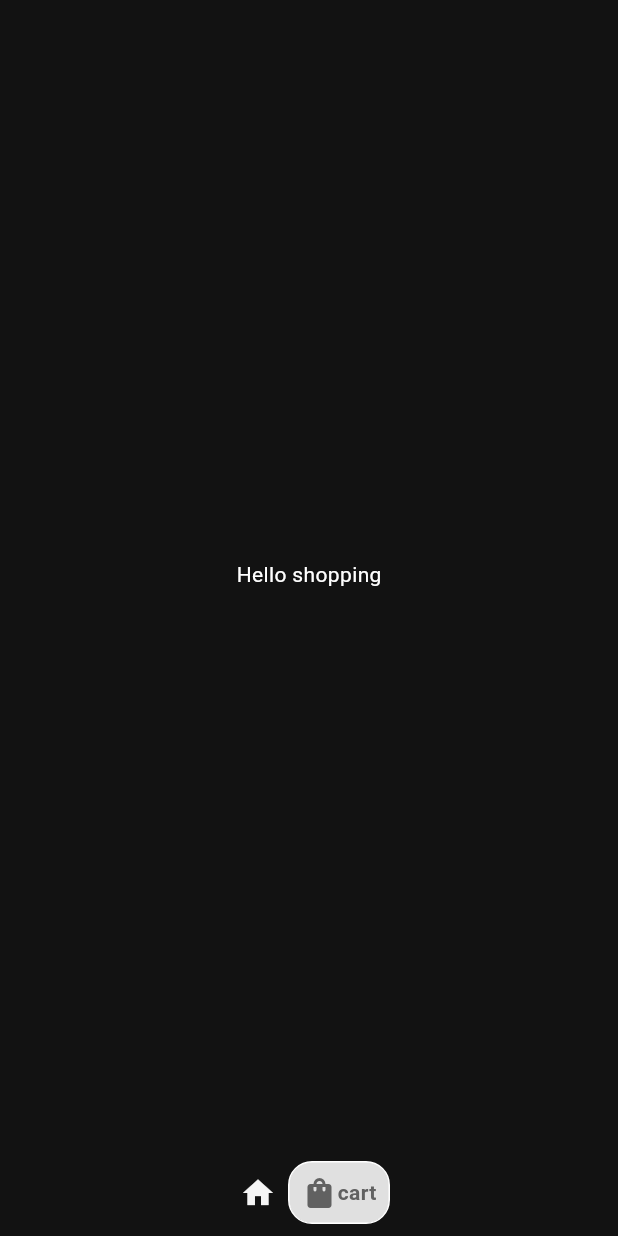
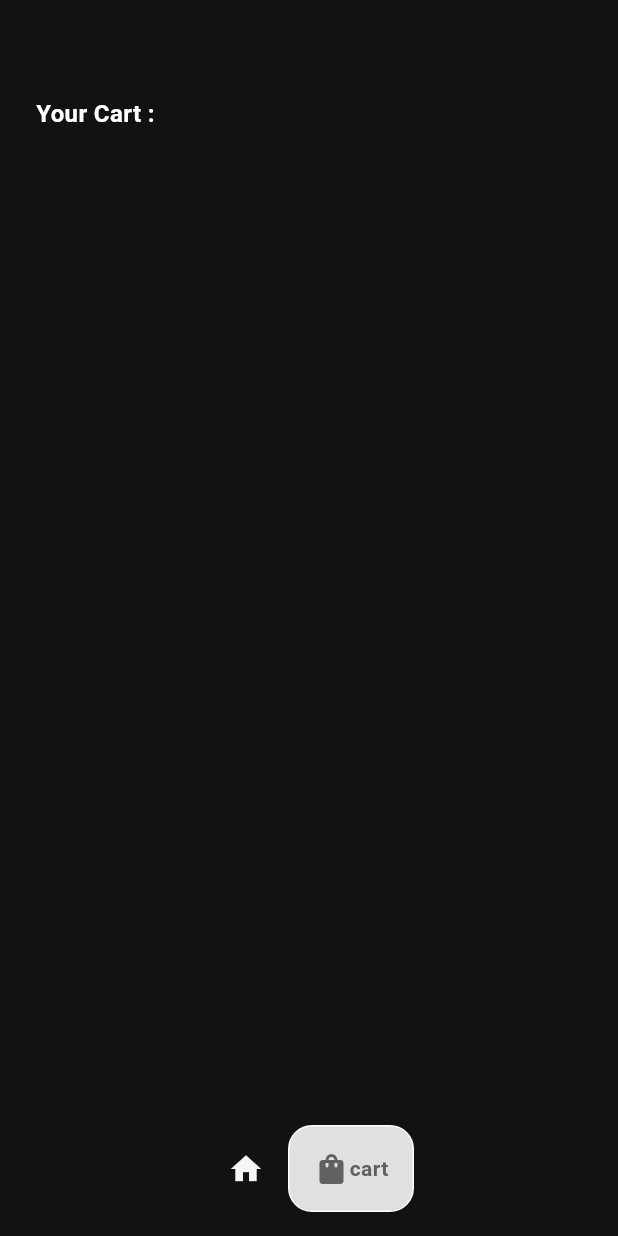
Before and after one commit to Waheed-Ashraf/Coffee-App, a Flutter app: the HomeView screen opened by its route, item 2 of the bottom bar chosen, on a phone screen of 412 x 824 dp. Run offline on Flutter 3.47's test engine with Material 3 defaults, Android fonts, the phone set to English and light mode, and no system bars; drawn by our look-alikes of google_nav_bar; our stand-ins replace bloc, go_router.

Commit message:
shop cart Cubit

```diff
--- a/lib/core/widgets/custom_bottom_navbar.dart
+++ b/lib/core/widgets/custom_bottom_navbar.dart
@@ -11,9 +11,9 @@ class CustomBottomNavBar extends StatelessWidget {
   @override
   Widget build(BuildContext context) {
     return Container(
-      margin: const EdgeInsets.all(8),
+      margin: const EdgeInsets.all(16),
       child: GNav(
-          padding: const EdgeInsets.all(8),
+          padding: const EdgeInsets.all(16),
           onTabChange: onTabChange,
           color: Colors.grey[400],
           mainAxisAlignment: MainAxisAlignment.center,
--- a/lib/featuers/HomeView/data/ProductsDataSource/products_data.dart
+++ b/lib/featuers/HomeView/data/ProductsDataSource/products_data.dart
@@ -22,3 +22,5 @@ List<ProductModel> productsData = [
     price: 55,
   ),
 ];
+
+List<ProductModel> shopCart = [];
--- a/lib/featuers/HomeView/view/shop_cart_view.dart
+++ b/lib/featuers/HomeView/view/shop_cart_view.dart
@@ -1,3 +1,4 @@
+import 'package:coffee/core/text_style.dart';
 import 'package:flutter/material.dart';
 
 class ShopCartView extends StatelessWidget {
@@ -6,7 +7,29 @@ class ShopCartView extends StatelessWidget {
   @override
   Widget build(BuildContext context) {
     return const Scaffold(
-      body: Center(child: Text('Hello shopping')),
+      body: SafeArea(child: ShopCartBody()),
     );
   }
 }
+
+class ShopCartBody extends StatelessWidget {
+  const ShopCartBody({super.key});
+
+  @override
+  Widget build(BuildContext context) {
+    return const Padding(
+      padding: EdgeInsets.symmetric(horizontal: 24),
+      child: Column(
+        children: [
+          SizedBox(
+            height: 64,
+          ),
+          Text(
+            'Your Cart : ',
+            style: Styles.titleStyle18,
+          ),
+        ],
+      ),
+    );
+  }
+}
--- a/lib/featuers/HomeView/view/widgets/custom_app_bar.dart
+++ b/lib/featuers/HomeView/view/widgets/custom_app_bar.dart
@@ -6,7 +6,7 @@ class CustomAppBar extends StatelessWidget {
   @override
   Widget build(BuildContext context) {
     return Padding(
-      padding: const EdgeInsets.all(8.0),
+      padding: const EdgeInsets.symmetric(vertical: 8),
       child: Row(
         mainAxisAlignment: MainAxisAlignment.spaceBetween,
         children: [
--- a/lib/featuers/HomeView/view/widgets/home_view_body.dart
+++ b/lib/featuers/HomeView/view/widgets/home_view_body.dart
@@ -11,7 +11,7 @@ class HomeViewBody extends StatelessWidget {
     return Scaffold(
       body: SafeArea(
         child: Padding(
-          padding: const EdgeInsets.symmetric(horizontal: 16),
+          padding: const EdgeInsets.symmetric(horizontal: 24),
           child: Column(
             crossAxisAlignment: CrossAxisAlignment.start,
             children: [
--- a/lib/featuers/HomeView/view/widgets/product_list.dart
+++ b/lib/featuers/HomeView/view/widgets/product_list.dart
@@ -8,6 +8,7 @@ class ProductsList extends StatelessWidget {
   @override
   Widget build(BuildContext context) {
     return ListView.builder(
+        physics: const BouncingScrollPhysics(),
         itemCount: productsData.length,
         itemBuilder: (context, index) {
           return ProductItem(
--- a/pubspec.yaml
+++ b/pubspec.yaml
@@ -28,6 +28,7 @@ environment:
 # the latest version available on pub.dev. To see which dependencies have newer
 # versions available, run `flutter pub outdated`.
 dependencies:
+  bloc: ^8.1.2
   cupertino_icons: ^1.0.6
   flutter:
     sdk: flutter
```
Also changed, not shown: lib/featuers/HomeView/manager/shop_cart_cubit/shop_cart_cubit.dart (added, +52 -0 lines), lib/featuers/HomeView/manager/shop_cart_cubit/shop_cart_state.dart (added, +15 -0 lines), lib/featuers/HomeView/view/widgets/product_item.dart (+9 -18 lines), pubspec.lock.
